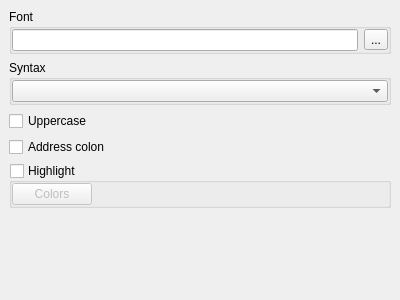
Qt form xdisasmviewoptionswidget.ui (horsicq/XDisasmView) before a commit.
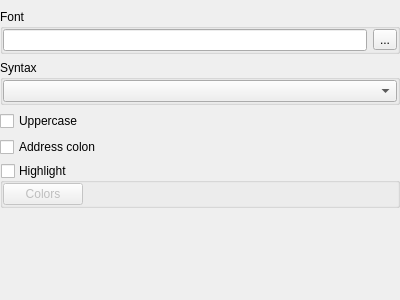
The same form after that commit.

```diff
--- a/xdisasmviewoptionswidget.ui
+++ b/xdisasmviewoptionswidget.ui
@@ -47,6 +47,15 @@
        </rect>
       </property>
       <layout class="QVBoxLayout" name="verticalLayout_2">
+       <property name="leftMargin">
+        <number>0</number>
+       </property>
+       <property name="rightMargin">
+        <number>0</number>
+       </property>
+       <property name="bottomMargin">
+        <number>0</number>
+       </property>
        <item>
         <widget class="QGroupBox" name="groupBoxDisasmFont">
          <property name="title">
```
